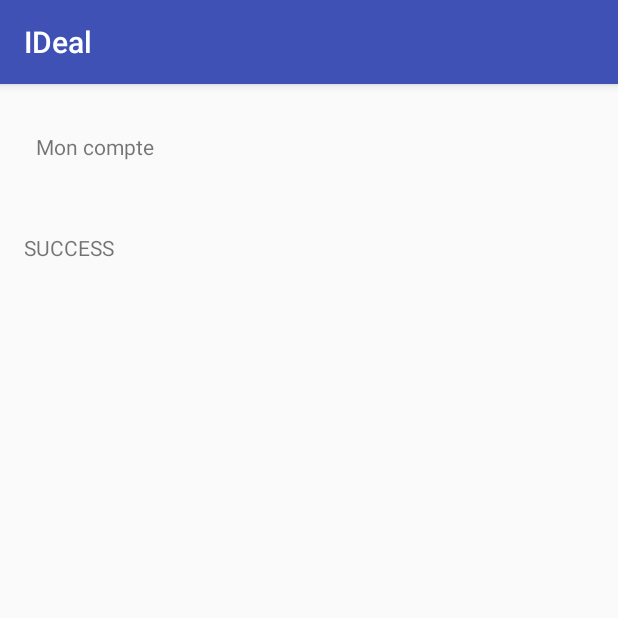
After one commit to ESGI-ControlOnAir/COA-MobileApp, an Android app: the AccountActivity screen opened directly, with no data from a screen before it, on a phone screen of 412 x 824 dp, the top half of it. The commit adds this screen. Run offline under Robolectric (Android 15) with nearby library versions, the phone set to English and light mode, and no system bars.

Commit message:
Commit 2

```diff
--- a/app/src/main/AndroidManifest.xml
+++ b/app/src/main/AndroidManifest.xml
@@ -29,7 +29,8 @@
         <activity android:name=".ParamActivity" />
         <activity
             android:name=".LoginActivity"
-            android:label="@string/title_activity_login"></activity>
+            android:label="@string/title_activity_login" />
+        <activity android:name=".AccountActivity"></activity>
     </application>
 
 </manifest>
--- /dev/null
+++ b/app/src/main/java/fr/esgi/ideal/ideal/AccountActivity.java
@@ -0,0 +1,13 @@
+package fr.esgi.ideal.ideal;
+
+import android.support.v7.app.AppCompatActivity;
+import android.os.Bundle;
+
+public class AccountActivity extends AppCompatActivity {
+
+    @Override
+    protected void onCreate(Bundle savedInstanceState) {
+        super.onCreate(savedInstanceState);
+        setContentView(R.layout.activity_account);
+    }
+}
--- a/app/src/main/java/fr/esgi/ideal/ideal/LoginActivity.java
+++ b/app/src/main/java/fr/esgi/ideal/ideal/LoginActivity.java
@@ -3,6 +3,7 @@ package fr.esgi.ideal.ideal;
 import android.animation.Animator;
 import android.animation.AnimatorListenerAdapter;
 import android.annotation.TargetApi;
+import android.content.Intent;
 import android.content.pm.PackageManager;
 import android.support.annotation.NonNull;
 import android.support.design.widget.Snackbar;
@@ -334,6 +335,8 @@ public class LoginActivity extends AppCompatActivity implements LoaderCallbacks<
 
             if (success) {
                 finish();
+                Intent myIntent = new Intent(LoginActivity.this, AccountActivity.class);
+                LoginActivity.this.startActivity(myIntent);
             } else {
                 mPasswordView.setError(getString(R.string.error_incorrect_password));
                 mPasswordView.requestFocus();
--- /dev/null
+++ b/app/src/main/res/layout/activity_account.xml
@@ -0,0 +1,30 @@
+<?xml version="1.0" encoding="utf-8"?>
+<android.support.constraint.ConstraintLayout xmlns:android="http://schemas.android.com/apk/res/android"
+    xmlns:app="http://schemas.android.com/apk/res-auto"
+    xmlns:tools="http://schemas.android.com/tools"
+    android:layout_width="match_parent"
+    android:layout_height="match_parent"
+    tools:context="fr.esgi.ideal.ideal.AccountActivity">
+
+    <TextView
+        android:id="@+id/textView5"
+        android:layout_width="wrap_content"
+        android:layout_height="19dp"
+        android:layout_marginBottom="32dp"
+        android:layout_marginStart="24dp"
+        android:layout_marginTop="32dp"
+        android:text="Mon compte"
+        app:layout_constraintBottom_toTopOf="@+id/textView6"
+        app:layout_constraintStart_toStartOf="parent"
+        app:layout_constraintTop_toTopOf="parent" />
+
+    <TextView
+        android:id="@+id/textView6"
+        android:layout_width="wrap_content"
+        android:layout_height="16dp"
+        android:layout_marginStart="16dp"
+        android:layout_marginTop="48dp"
+        android:text="SUCCESS"
+        app:layout_constraintStart_toStartOf="parent"
+        app:layout_constraintTop_toBottomOf="@+id/textView5" />
+</android.support.constraint.ConstraintLayout>
--- a/app/src/main/res/values/strings.xml
+++ b/app/src/main/res/values/strings.xml
@@ -3,6 +3,8 @@
 
     <string name="erreur_reception">Reception error...</string>
     <string name="connecting">Connecting...</string>
+    <string name="recharticles">Check the articles !</string>
+    <string name="search">Search</string>
 
     <string name="navigation_drawer_open">Open navigation drawer</string>
     <string name="navigation_drawer_close">Close navigation drawer</string>
```
Also changed, not shown: app/src/main/res/layout/app_bar_main.xml (+11 -0 lines), app/src/main/res/layout/content_main.xml (+39 -0 lines), app/src/main/res/drawable/bgloading.png (added), 1 other file.
